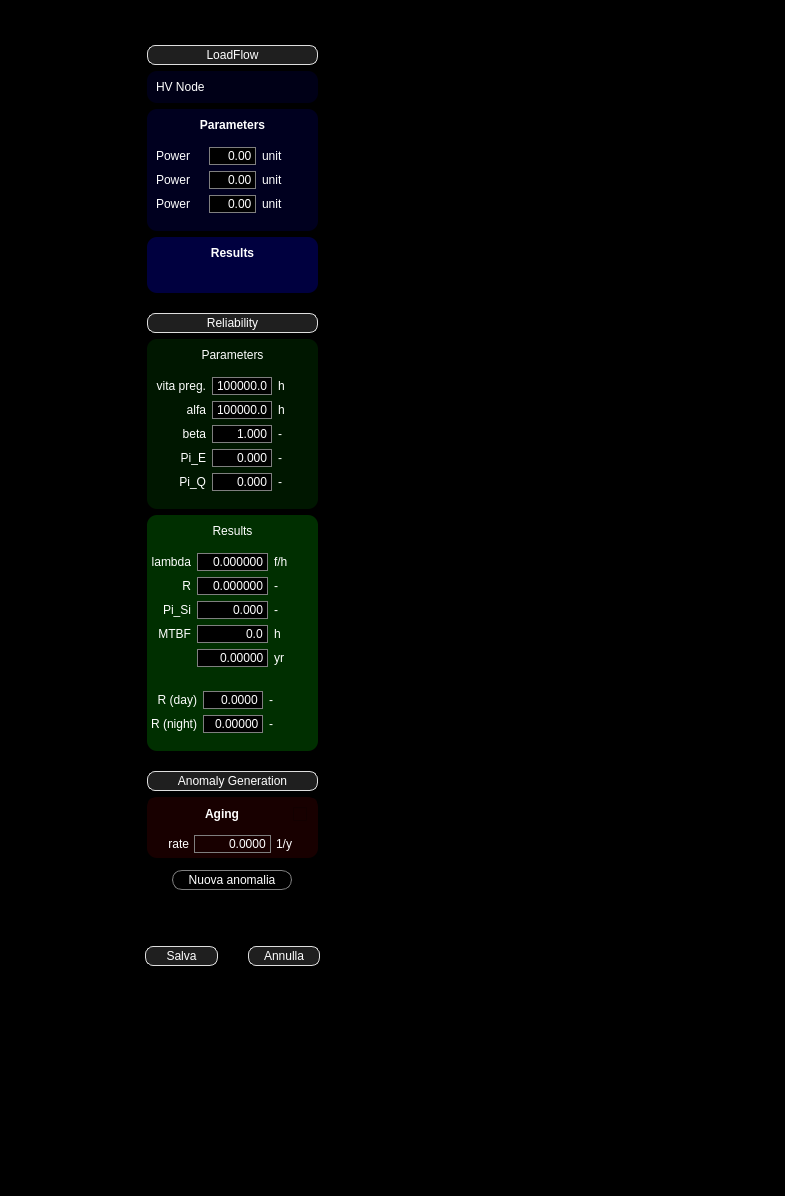
Above: UI/elementProperties.ui from AntonioRIcca/ARStool before the change. Below: the same form after it.
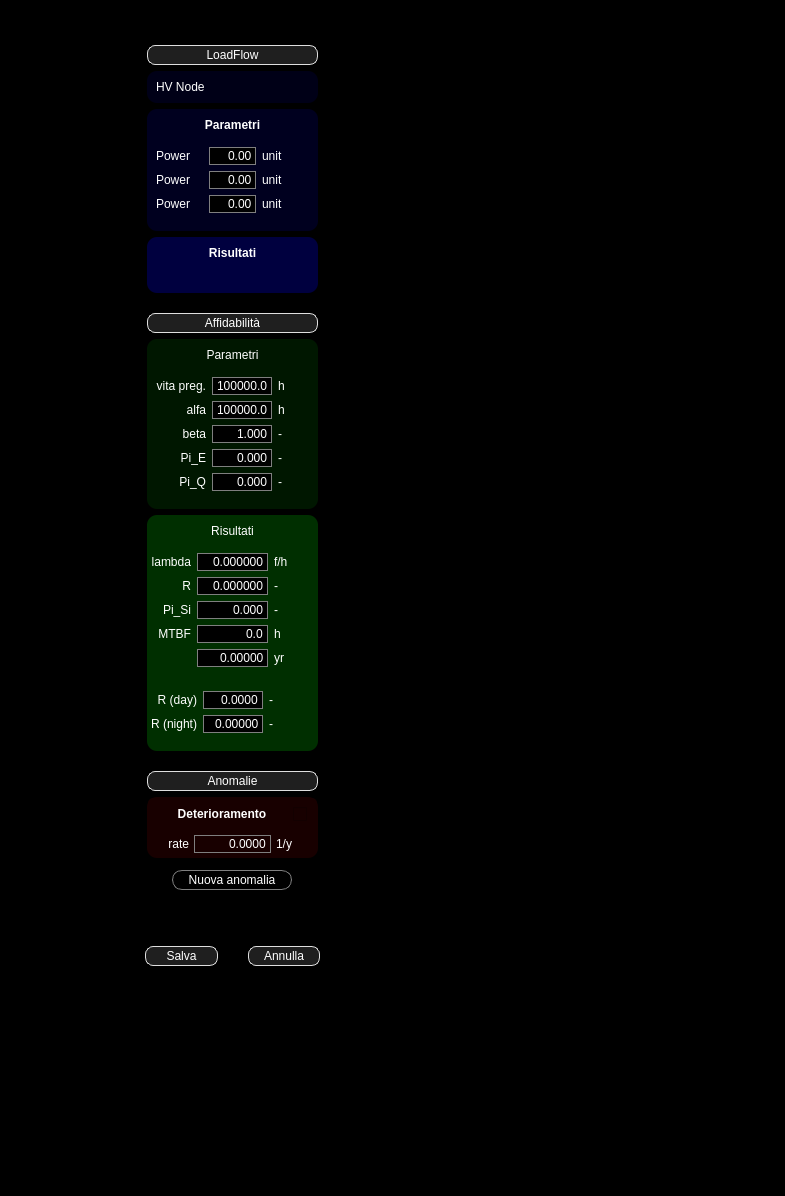
That is the form after the change.

Patch:
```diff
--- a/UI/elementProperties.ui
+++ b/UI/elementProperties.ui
@@ -184,7 +184,7 @@
              </font>
             </property>
             <property name="text">
-             <string>Parameters</string>
+             <string>Parametri</string>
             </property>
             <property name="alignment">
              <set>Qt::AlignCenter</set>
@@ -302,7 +302,7 @@
              </font>
             </property>
             <property name="text">
-             <string>Results</string>
+             <string>Risultati</string>
             </property>
             <property name="alignment">
              <set>Qt::AlignCenter</set>
@@ -381,7 +381,7 @@
           </size>
          </property>
          <property name="text">
-          <string>Reliability</string>
+          <string>Affidabilità</string>
          </property>
         </widget>
        </item>
@@ -413,7 +413,7 @@
           <item>
            <widget class="QLabel" name="relParLbl">
             <property name="text">
-             <string>Parameters</string>
+             <string>Parametri</string>
             </property>
             <property name="alignment">
              <set>Qt::AlignCenter</set>
@@ -664,7 +664,7 @@
           <item>
            <widget class="QLabel" name="relResLbl">
             <property name="text">
-             <string>Results</string>
+             <string>Risultati</string>
             </property>
             <property name="alignment">
              <set>Qt::AlignCenter</set>
@@ -1067,7 +1067,7 @@
           </size>
          </property>
          <property name="text">
-          <string>Anomaly Generation</string>
+          <string>Anomalie</string>
          </property>
         </widget>
        </item>
@@ -1131,7 +1131,7 @@
                 </font>
                </property>
                <property name="text">
-                <string>Aging</string>
+                <string>Deterioramento</string>
                </property>
                <property name="alignment">
                 <set>Qt::AlignCenter</set>
```
